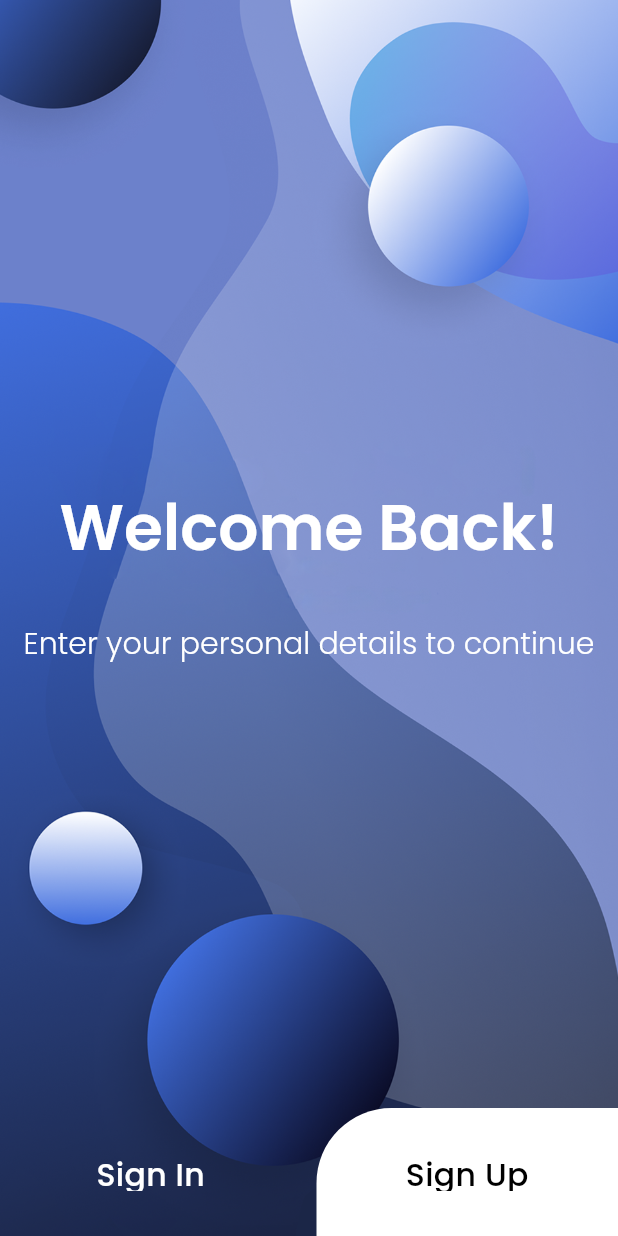
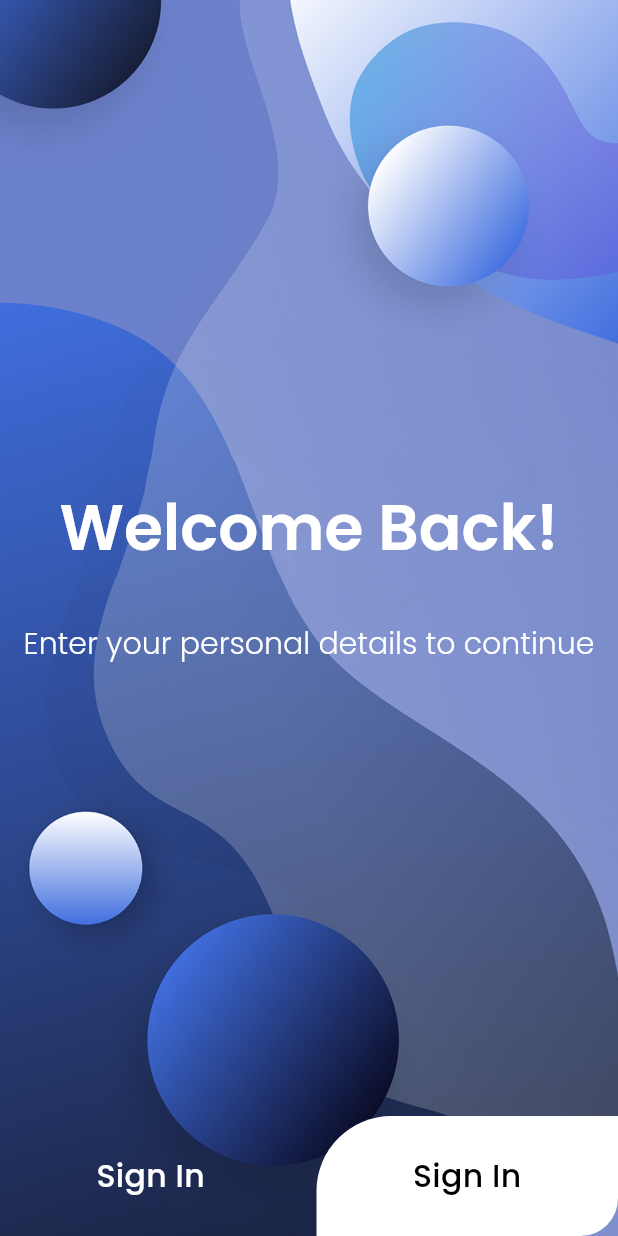
Before and after one commit to DivyankSisodia/video-color-extractor-App, a Flutter app: the screen it shows after launch, on a phone screen of 412 x 824 dp. Run offline on Flutter 3.47's test engine with Material 3 defaults, Android fonts, the phone set to English and light mode, and no system bars; our stand-ins replace gap, google_fonts, image_picker, palette_generator, video_player; missing offline and left inert: video_thumbnail.

Commit message:
final finishing

```diff
--- a/lib/screens/home_screen.dart
+++ b/lib/screens/home_screen.dart
@@ -6,8 +6,8 @@ import 'package:google_fonts/google_fonts.dart';
 import 'package:image_picker/image_picker.dart';
 import 'package:path_provider/path_provider.dart';
 import 'package:video_thumbnail/video_thumbnail.dart';
-import '../widgets/image_widget.dart';
-import '../widgets/video_images.dart';
+import '../widgets/home/image_widget.dart';
+import '../widgets/home/video_images.dart';
 
 class HomeScreen extends StatefulWidget {
   const HomeScreen({super.key});
--- a/lib/screens/signup_screen.dart
+++ b/lib/screens/signup_screen.dart
@@ -1,7 +1,7 @@
 import 'package:color_extractor/screens/home_screen.dart';
 import 'package:color_extractor/screens/login_screen.dart';
-import 'package:color_extractor/widgets/auth_button.dart';
-import 'package:color_extractor/widgets/text_fields.dart';
+import 'package:color_extractor/widgets/auth/auth_button.dart';
+import 'package:color_extractor/widgets/auth/text_fields.dart';
 import 'package:flutter/cupertino.dart';
 import 'package:flutter/material.dart';
 import 'package:flutter/widgets.dart';
--- a/lib/screens/welcome_screen.dart
+++ b/lib/screens/welcome_screen.dart
@@ -1,12 +1,13 @@
 import 'package:color_extractor/screens/login_screen.dart';
+import 'package:color_extractor/screens/signup_screen.dart';
 import 'package:flutter/cupertino.dart';
 import 'package:flutter/material.dart';
 import 'package:flutter/widgets.dart';
 import 'package:gap/gap.dart';
 import 'package:google_fonts/google_fonts.dart';
 
-import '../widgets/button_widget.dart';
-import '../widgets/custom_widget.dart';
+import '../widgets/auth/button_widget.dart';
+import '../widgets/auth/custom_widget.dart';
 
 class WelcomeScreen extends StatelessWidget {
   const WelcomeScreen({super.key});
@@ -71,11 +72,21 @@ class WelcomeScreen extends StatelessWidget {
                     ),
                   ),
                   const Gap(10),
-                  const Expanded(
-                    child: ButtonWidget(
-                      textColor: Colors.black,
-                      bgColor: Colors.white,
-                      text: 'Sign Up',
+                  Expanded(
+                    child: GestureDetector(
+                      onTap: () {
+                        Navigator.push(
+                          context,
+                          MaterialPageRoute(
+                            builder: (context) => const SignUpScreen(),
+                          ),
+                        );
+                      },
+                      child: const ButtonWidget(
+                        textColor: Colors.black,
+                        bgColor: Colors.white,
+                        text: 'Sign In',
+                      ),
                     ),
                   ),
                 ],
--- a/lib/widgets/button_widget.dart
+++ b/lib/widgets/auth/button_widget.dart
@@ -17,12 +17,12 @@ class ButtonWidget extends StatelessWidget {
   @override
   Widget build(BuildContext context) {
     return Container(
-      padding: const EdgeInsets.all(30.0),
+      padding: const EdgeInsets.all(25.0),
       decoration: BoxDecoration(
         color: bgColor,
         borderRadius: const BorderRadius.only(
           topLeft: Radius.circular(50.0),
-          // bottomRight: Radius.circular(25.0),
+          bottomRight: Radius.circular(25.0),
         ),
       ),
       child: Text(
--- a/lib/widgets/image_widget.dart
+++ b/lib/widgets/home/image_widget.dart
@@ -1,6 +1,6 @@
-// ignore_for_file: no_leading_underscores_for_local_identifiers, deprecated_member_use, library_private_types_in_public_api
+// ignore_for_file: no_leading_underscores_for_local_identifiers, deprecated_member_use, library_private_types_in_public_api, unnecessary_null_comparison
 
-import 'package:color_extractor/widgets/video_images.dart';
+import 'package:color_extractor/widgets/home/video_images.dart';
 import 'package:flutter/material.dart';
 import 'package:video_player/video_player.dart';
 
@@ -42,7 +42,7 @@ class _GenThumbnailImageState extends State<GenThumbnailImage> {
             crossAxisAlignment: CrossAxisAlignment.center,
             children: <Widget>[
               Text(
-                "Generating the thumbnail for: ${widget.thumbnailRequest.video}...",
+                "Generating the Colors for: ${widget.thumbnailRequest.video}...",
               ),
               const SizedBox(
                 height: 10.0,
```
Also changed, not shown: lib/screens/login_screen.dart (+20 -6 lines), lib/widgets/home/video_images.dart (renamed from lib/widgets/video_images.dart, +0 -15 lines), lib/widgets/auth/auth_button.dart (renamed from lib/widgets/auth_button.dart), lib/widgets/auth/back_button.dart (renamed from lib/widgets/back_button.dart), lib/widgets/auth/custom_widget.dart (renamed from lib/widgets/custom_widget.dart), lib/widgets/auth/divider_widget.dart (renamed from lib/widgets/divider_widget.dart), lib/widgets/auth/forgot_password.dart (renamed from lib/widgets/forgot_password.dart), lib/widgets/auth/social_media_icon.dart (renamed from lib/widgets/social_media_icon.dart), lib/widgets/auth/text_fields.dart (renamed from lib/widgets/text_fields.dart).
